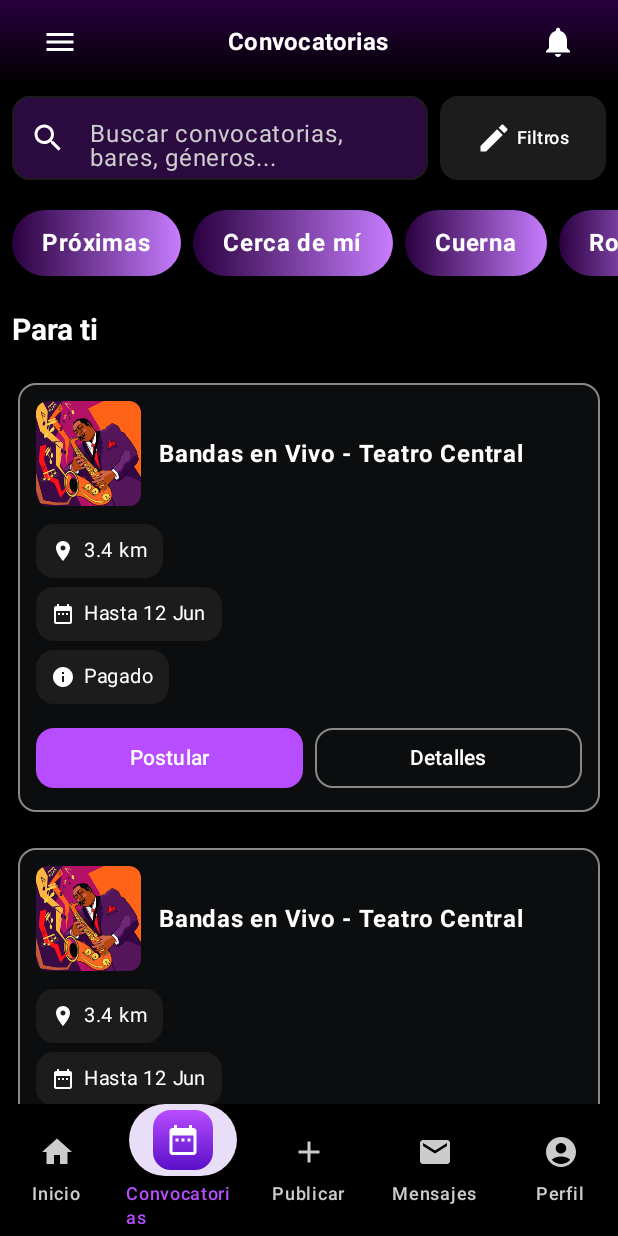
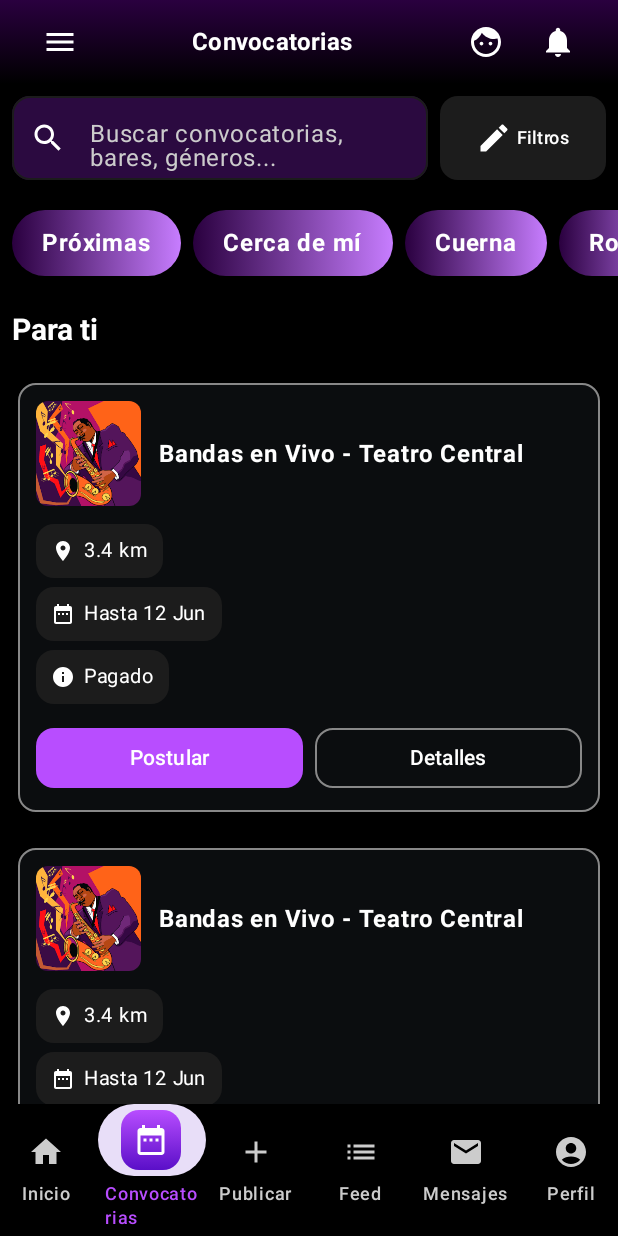
Before and after one commit to PUJ-ICM-4013/Looksoon, an Android app built with Jetpack Compose: the CallsScreenArtist screen opened through its navigation route, on a phone screen of 412 x 824 dp. Run offline under Robolectric (Android 15) with nearby library versions, the phone set to English and light mode, and no system bars.

Commit message:
codigo MainScreen comentado

```diff
--- a/Codigo/app/src/main/java/com/example/looksoon/ui/theme/MainScreenArtist.kt
+++ b/Codigo/app/src/main/java/com/example/looksoon/ui/theme/MainScreenArtist.kt
@@ -33,11 +33,15 @@ import androidx.navigation.compose.rememberNavController
 import com.example.looksoon.R
 import com.example.faunafinder.navigation.Screen
 
+
+//Composable para pantalla completa de MainScreenArtist
 @Composable
 fun MainScreenArtist(
     navController: NavHostController
 ) {
+    //Scaffold para pantalla completa y que no pueda extenderse de los límites
     Scaffold(
+        //Inidicar que se tendrá abajo el Nav
         bottomBar = {
             BottomNavBar(
                 selectedTab = "Inicio",
@@ -49,8 +53,10 @@ fun MainScreenArtist(
                 }
             )
         }
+        //Usar padding necesario al contenido para que no se salga de la pantalla
     ) { innerPadding ->
         Column(modifier = Modifier.padding(innerPadding)) {
+            //Llamar Composable de Header Artist
             HeaderArtist(
                 section = "Descubre Eventos",
                 iconLeft = Icons.Default.Menu,
@@ -66,7 +72,9 @@ fun MainScreenArtist(
                         )
                     )
             );
+            //Llamar Composable de Map
             Map()
+            //Llamar Composable de FiltersRow(Conjunto de botones)
             FiltersRow(
                 buttons = listOf(
                     { GenreChip("Rock", onClick = {}) },
@@ -74,8 +82,7 @@ fun MainScreenArtist(
                     { GenreChip("Jazz", onClick = {}) }
                 )
             )
-
-
+            //LazyColumn para mostrar la lista de eventos(Falta hacerlo dinámico con datos)
             LazyColumn(
                     modifier = Modifier
 
@@ -115,7 +122,7 @@ fun MainScreenArtist(
 
     }
 }
-
+//Visualización de la pantalla
 @Preview
 @Composable
 fun MainScreenArtistPreview() {
@@ -124,6 +131,8 @@ fun MainScreenArtistPreview() {
     }
 }
 
+//Composable para el Header Artist
+//Se envía info por parametro para que sea reutilizable
 @Composable
 fun HeaderArtist(
     section: String,
@@ -143,14 +152,25 @@ fun HeaderArtist(
             verticalAlignment = Alignment.CenterVertically,
             horizontalArrangement = Arrangement.SpaceBetween
         ) {
+            //Icono izquierdo
             IconButton(onClick = onIconLeftClick) {
                 Icon(iconLeft, contentDescription = contentDescriptionLeft, tint = Color.White)
             }
+            //Sapcer para centrar(necesario tener dos, uno antes y otro despues del composable a centrar)
+            Spacer(modifier = Modifier.weight(1f))
+            //Texto del Header
             Text(
                 text = section,
                 style = MaterialTheme.typography.titleMedium.copy(fontWeight = FontWeight.Bold),
                 color = Color.White
             )
+            //Spacer final de centrado de texto
+            Spacer(modifier = Modifier.weight(1f))
+            //Icono Gamification
+            IconButton(onClick = {}){
+                Icon(Icons.Default.Face, contentDescription = "Gamification", tint = Color.White)
+            }
+            //Icono derecho
             IconButton(onClick = onIconRightClick) {
                 Icon(iconRight, contentDescription =contentDescriptionRight, tint = Color.White)
             }
@@ -158,6 +178,7 @@ fun HeaderArtist(
     }
 }
 
+//Composable para el Boton de Genero
 @Composable
 fun GenreChip(text: String, modifier: Modifier = Modifier, onClick: () -> Unit = {}) {
     Box(
@@ -176,6 +197,7 @@ fun GenreChip(text: String, modifier: Modifier = Modifier, onClick: () -> Unit =
     }
 }
 
+//Boton para distancia
 @Composable
 fun FilterChip(text: String, icon: ImageVector, modifier: Modifier = Modifier, onClick: () -> Unit = {}) {
     Row(
@@ -192,6 +214,7 @@ fun FilterChip(text: String, icon: ImageVector, modifier: Modifier = Modifier, o
     }
 }
 //Enviar lista de botones por parámetro
+//Fila con todos los botones
 @Composable
 fun FiltersRow(
     modifier: Modifier = Modifier,
@@ -213,6 +236,7 @@ fun FiltersRow(
     }
 }
 
+//Tarjetas de evento
 @Composable
 fun EventCard(title: String, date: String, location: String, imagePainter: Painter, onSeeMoreClick: () -> Unit) {
     Card(
@@ -257,6 +281,8 @@ fun EventCard(title: String, date: String, location: String, imagePainter: Paint
     }
 }
 
+//Mapa
+
 @Composable
 fun Map() {
     Box(
@@ -267,13 +293,14 @@ fun Map() {
     )
 }
 
+//Nav de navegacion (falta hacerlo reutilizable)
 @Composable
 fun BottomNavBar(
     selectedTab: String,
     onTabSelected: (String) -> Unit
 ) {
-    val items = listOf("Inicio", "Convocatorias", "Publicar", "Mensajes", "Perfil")
-    val icons = listOf(Icons.Default.Home, Icons.Default.DateRange, Icons.Default.Add,Icons.Default.Email, Icons.Default.AccountCircle)
+    val items = listOf("Inicio", "Convocatorias", "Publicar", "Feed","Mensajes", "Perfil")
+    val icons = listOf(Icons.Default.Home, Icons.Default.DateRange, Icons.Default.Add, Icons.Default.List ,Icons.Default.Email, Icons.Default.AccountCircle)
 
     NavigationBar(containerColor = Color.Black) {
         items.forEachIndexed { index, item ->
@@ -306,6 +333,9 @@ fun BottomNavBar(
         }
     }
 }
+
+
+//Dialog genérico
 @Composable
 fun MinimalDialog(onDismissRequest: () -> Unit) {
     Dialog(onDismissRequest = { onDismissRequest() }) {
```
